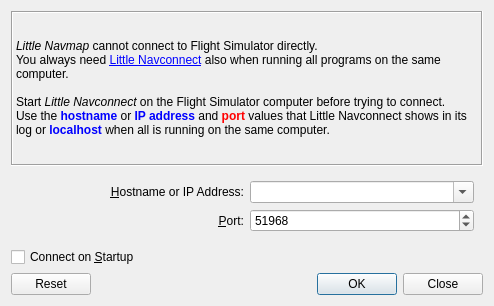
This is src/connect/connectdialog.ui in albar965/littlenavmap as Qt 5 draws it before an edit. The edited form follows.
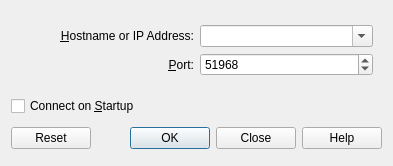
This is the edited form.

Commit message: Added help buttons to connect and database dialog. Removed label from connect dialog.

```diff
--- a/src/connect/connectdialog.ui
+++ b/src/connect/connectdialog.ui
@@ -6,42 +6,14 @@
    <rect>
     <x>0</x>
     <y>0</y>
-    <width>494</width>
-    <height>306</height>
+    <width>393</width>
+    <height>166</height>
    </rect>
   </property>
   <property name="windowTitle">
    <string>Little Navmap - Connect</string>
   </property>
   <layout class="QVBoxLayout" name="verticalLayout_2">
-   <item>
-    <widget class="QLabel" name="labelConnectTitle">
-     <property name="frameShape">
-      <enum>QFrame::Box</enum>
-     </property>
-     <property name="frameShadow">
-      <enum>QFrame::Sunken</enum>
-     </property>
-     <property name="text">
-      <string>&lt;em&gt;Little Navmap&lt;/em&gt; cannot connect to Flight Simulator directly.&lt;br/&gt;
-You always need  &lt;a href=&quot;https://albar965.github.io/littlenavconnect.html&quot;&gt;Little Navconnect&lt;/a&gt; also when running all programs on the same computer.&lt;br/&gt;&lt;br/&gt;
-Start &lt;em&gt;Little Navconnect&lt;/em&gt; on the Flight Simulator computer before trying to connect.&lt;br/&gt;
-Use the &lt;span style=&quot;color: #0000ff; font-weight:bold&quot;&gt;hostname&lt;/span&gt; or &lt;span style=&quot;color: #0000ff; font-weight:bold&quot;&gt;IP address&lt;/span&gt; and &lt;span style=&quot;color: #ff0000; font-weight:bold&quot;&gt;port&lt;/span&gt; values that Little Navconnect shows in its log or &lt;span style=&quot;color: #0000ff; font-weight:bold&quot;&gt;localhost&lt;/span&gt; when all is running on the same computer.</string>
-     </property>
-     <property name="alignment">
-      <set>Qt::AlignLeading|Qt::AlignLeft|Qt::AlignVCenter</set>
-     </property>
-     <property name="wordWrap">
-      <bool>true</bool>
-     </property>
-     <property name="openExternalLinks">
-      <bool>true</bool>
-     </property>
-     <property name="textInteractionFlags">
-      <set>Qt::LinksAccessibleByMouse|Qt::TextSelectableByMouse</set>
-     </property>
-    </widget>
-   </item>
    <item>
     <layout class="QGridLayout" name="gridLayout">
      <property name="leftMargin">
@@ -146,7 +118,10 @@
       <enum>Qt::Horizontal</enum>
      </property>
      <property name="standardButtons">
-      <set>QDialogButtonBox::Close|QDialogButtonBox::Ok|QDialogButtonBox::Reset</set>
+      <set>QDialogButtonBox::Close|QDialogButtonBox::Help|QDialogButtonBox::Ok|QDialogButtonBox::Reset</set>
+     </property>
+     <property name="centerButtons">
+      <bool>false</bool>
      </property>
     </widget>
    </item>
```
The commit also changes 5 other files.
